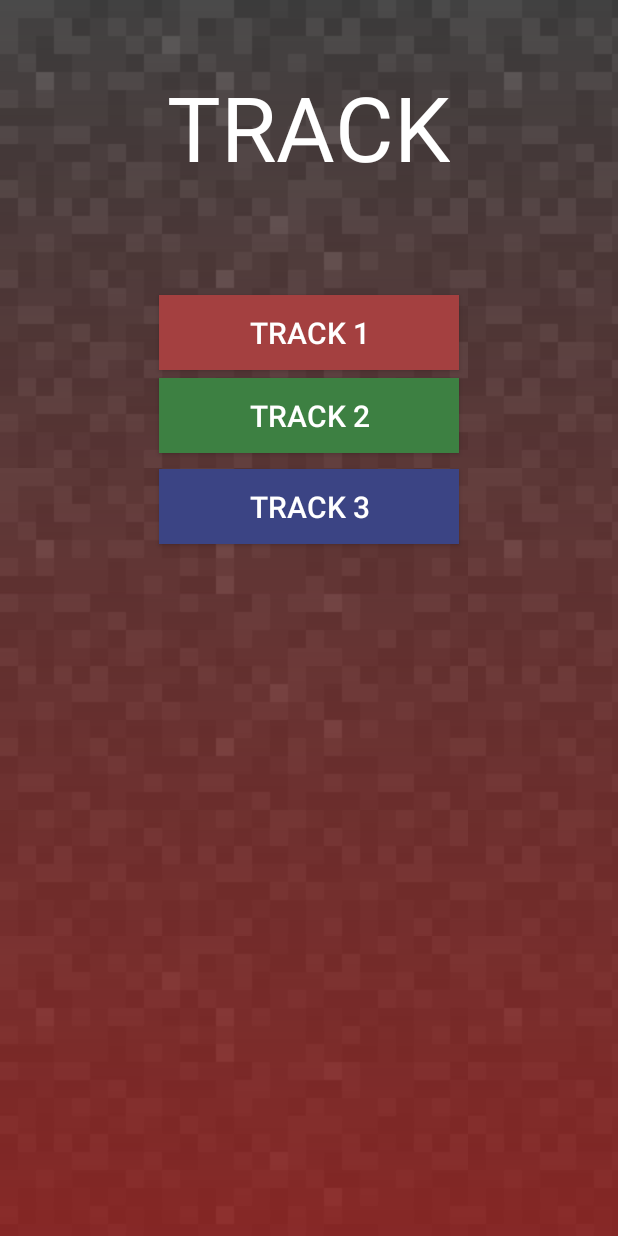
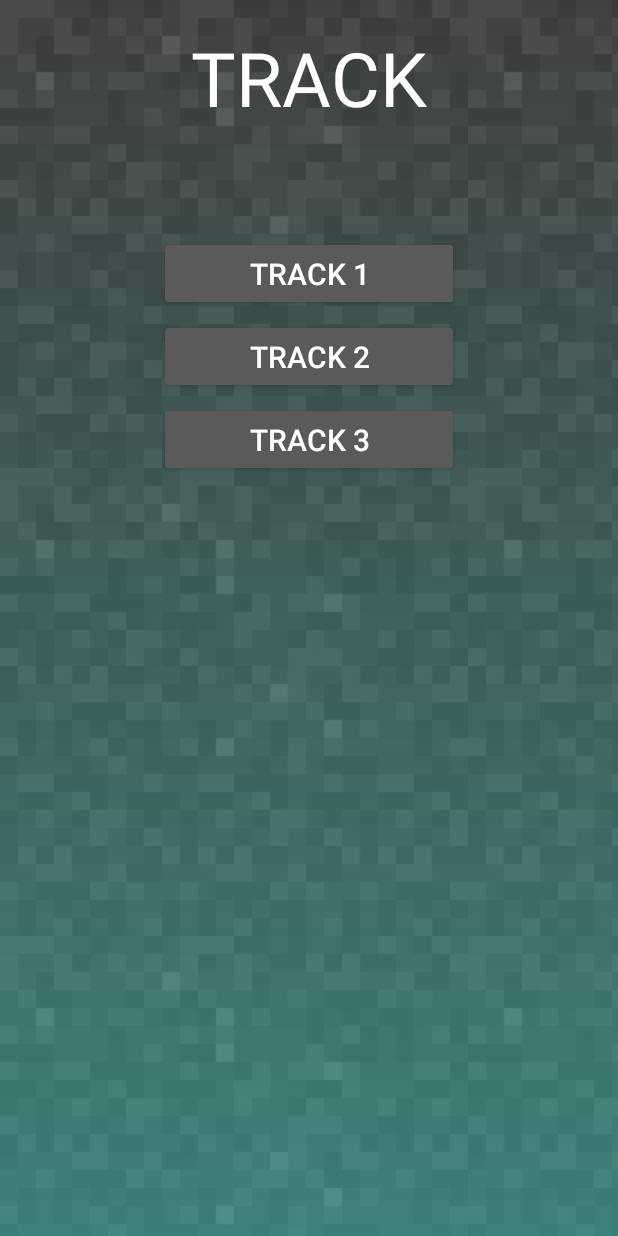
Before and after one commit to YJoe/GPixel-android-racing-game, an Android app: the screen it shows after launch (MainActivity), after a tap on "BLUE", on a phone screen of 412 x 824 dp. Run offline under Robolectric (Android 15) with nearby library versions, the phone set to English and light mode, and no system bars; 1 other tap on this screen came first.

Commit message:
fade background changes

```diff
--- a/app/src/main/java/jifa/racecarsandstuff/MainActivity.java
+++ b/app/src/main/java/jifa/racecarsandstuff/MainActivity.java
@@ -64,10 +64,6 @@ public class MainActivity extends Activity {
 
         mGameThread = null;
         mGameView = null;
-
-        RelativeLayout rl = (RelativeLayout) findViewById(R.id.rel_layout);
-        TransitionDrawable transition = (TransitionDrawable) rl.getBackground();
-        transition.startTransition(100000);
 
         final Button play = (Button) findViewById(R.id.play);
         play.setOnClickListener(new View.OnClickListener() {
--- a/app/src/main/res/drawable/blue_state.xml
+++ b/app/src/main/res/drawable/blue_state.xml
@@ -3,6 +3,6 @@
 <gradient
     android:angle="90"
     android:endColor="#00000000"
-    android:startColor="#a61e4199"
+    android:startColor="#563bffed"
     android:type="linear" />
 </shape>
--- a/app/src/main/res/drawable/transition.xml
+++ /dev/null
@@ -1,5 +0,0 @@
-<?xml version="1.0" encoding="UTF-8"?>
-<transition xmlns:android="http://schemas.android.com/apk/res/android">
-    <item android:drawable="@drawable/green_state" />
-    <item android:drawable="@drawable/blue_state" />
-</transition>
--- a/app/src/main/res/layout/car_picker.xml
+++ b/app/src/main/res/layout/car_picker.xml
@@ -7,8 +7,8 @@
     <RelativeLayout
         android:id="@+id/rel_layout"
         android:layout_width="match_parent"
-        android:layout_height="match_parent">
-        <!--android:background="@drawable/green_state">-->
+        android:layout_height="match_parent"
+        android:background="@drawable/blue_state">
         <TextView
             android:layout_width="wrap_content"
             android:layout_height="wrap_content"
--- a/app/src/main/res/layout/start_layout.xml
+++ b/app/src/main/res/layout/start_layout.xml
@@ -9,7 +9,7 @@
         android:id="@+id/rel_layout"
         android:layout_width="match_parent"
         android:layout_height="match_parent"
-        android:background="@drawable/transition">
+        android:background="@drawable/blue_state">
 
         <TextView
             android:layout_width="wrap_content"
--- a/app/src/main/res/layout/track_picker.xml
+++ b/app/src/main/res/layout/track_picker.xml
@@ -8,7 +8,7 @@
         android:id="@+id/rel_layout"
         android:layout_width="match_parent"
         android:layout_height="match_parent"
-        android:background="@drawable/red_state">
+        android:background="@drawable/blue_state">
 
         <TextView
             android:layout_width="wrap_content"
@@ -16,8 +16,8 @@
             android:textAppearance="?android:attr/textAppearanceLarge"
             android:text="TRACK"
             android:id="@+id/pick_car"
-            android:textSize="60sp"
-            android:layout_marginTop="44dp"
+            android:textSize="50sp"
+            android:layout_marginTop="18dp"
             android:layout_alignParentTop="true"
             android:layout_centerHorizontal="true" />
 
@@ -29,7 +29,6 @@
             android:textSize= "20sp"
             android:width="200dp"
             android:height="50dp"
-            android:background="@drawable/button_red"
             android:layout_marginTop="72dp"
             android:layout_below="@+id/pick_car"
             android:layout_alignLeft="@+id/track2"
@@ -44,7 +43,6 @@
             android:width="200dp"
             android:height="50dp"
             android:layout_margin="5dp"
-            android:background="@drawable/button_green"
             android:layout_below="@+id/track1"
             android:layout_centerHorizontal="true" />
 
@@ -56,8 +54,6 @@
             android:textSize= "20sp"
             android:width="200dp"
             android:height="50dp"
-            android:layout_marginTop="5dp"
-            android:background="@drawable/button_blue"
             android:layout_below="@+id/track2"
             android:layout_alignLeft="@+id/track2"
             android:layout_alignStart="@+id/track2" />
```
